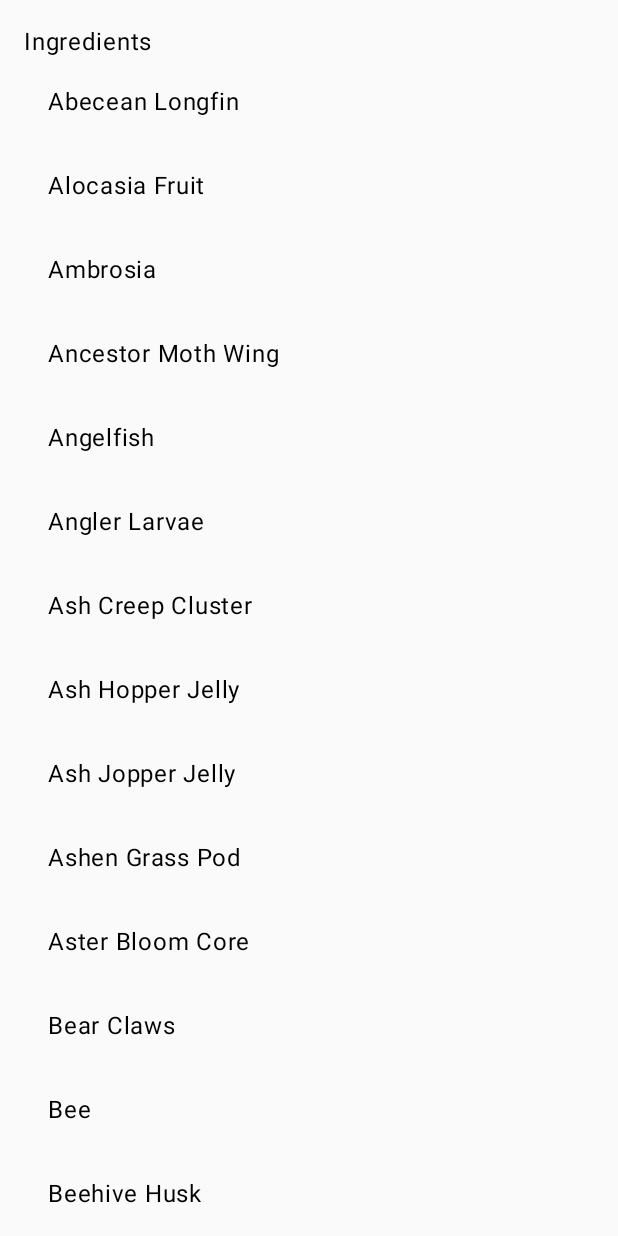
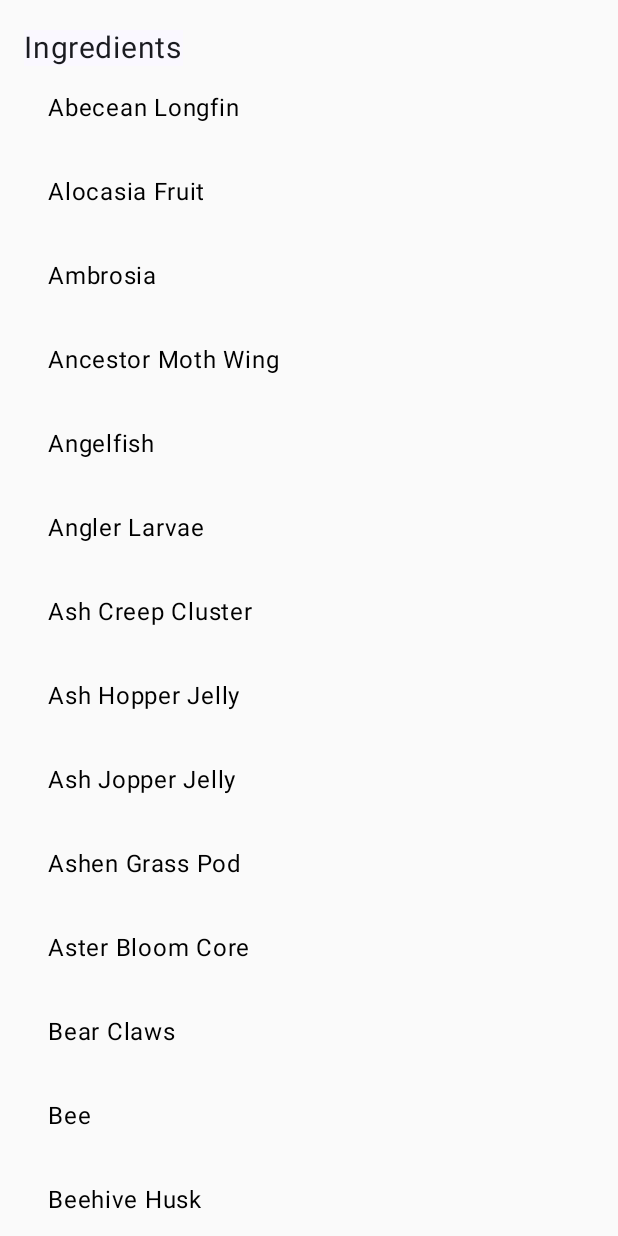
Before and after one commit to morgan-se/alchemy-helper, an Android app built with Jetpack Compose: the screen it shows after launch (MainActivity), after a tap on "List of Ingredients", on a phone screen of 412 x 824 dp. Run offline under Robolectric (Android 15) with nearby library versions, the phone set to English and light mode, and no system bars; our stand-ins replace Room's generated code.

Commit message:
Updates to layouts notably the home screen

```diff
--- a/app/src/main/java/com/morgan/alchemyhelper/MainActivity.kt
+++ b/app/src/main/java/com/morgan/alchemyhelper/MainActivity.kt
@@ -5,20 +5,27 @@ import android.util.Log
 import androidx.activity.ComponentActivity
 import androidx.activity.compose.setContent
 import androidx.compose.foundation.ExperimentalFoundationApi
+import androidx.compose.foundation.Image
 import androidx.compose.foundation.clickable
 import androidx.compose.foundation.layout.Column
 import androidx.compose.foundation.layout.PaddingValues
 import androidx.compose.foundation.layout.Row
+import androidx.compose.foundation.layout.Spacer
 import androidx.compose.foundation.layout.fillMaxWidth
 import androidx.compose.foundation.layout.padding
 import androidx.compose.foundation.lazy.LazyColumn
 import androidx.compose.foundation.lazy.itemsIndexed
 import androidx.compose.material3.Button
+import androidx.compose.material3.Divider
+import androidx.compose.material3.Surface
 import androidx.compose.material3.Text
 import androidx.compose.runtime.Composable
 import androidx.compose.ui.Alignment
 import androidx.compose.ui.Modifier
+import androidx.compose.ui.res.painterResource
+import androidx.compose.ui.text.style.TextAlign
 import androidx.compose.ui.unit.dp
+import androidx.compose.ui.unit.sp
 import androidx.navigation.NavController
 import androidx.navigation.NavType
 import androidx.navigation.compose.NavHost
@@ -26,7 +33,6 @@ import androidx.navigation.compose.composable
 import androidx.navigation.compose.rememberNavController
 import androidx.navigation.navArgument
 import androidx.room.Room
-import androidx.room.RoomDatabase
 import com.morgan.alchemyhelper.persistence.AppDatabase
 import com.morgan.alchemyhelper.persistence.Effect
 import com.morgan.alchemyhelper.persistence.EffectWithIngredients
@@ -36,17 +42,17 @@ import com.morgan.alchemyhelper.ui.theme.AlchemyHelperTheme
 
 
 class MainActivity : ComponentActivity() {
-    private lateinit var db: RoomDatabase
+    private lateinit var db: AppDatabase
     override fun onCreate(savedInstanceState: Bundle?) {
         Log.d("MAIN", "Starting app...")
         super.onCreate(savedInstanceState)
         db = Room.databaseBuilder(applicationContext, AppDatabase::class.java, "alchemy-database")
             .allowMainThreadQueries().build()
-        (db as AppDatabase).clearAllTables()
+        db.clearAllTables()
         val csvId = R.raw.skyrim_alchemy;
         Log.d("MAIN", "Loading csv with id $csvId")
 
-        CSVReader().readCSV(applicationContext.resources.openRawResource(csvId), (db as AppDatabase))
+        CSVReader().readCSV(applicationContext.resources.openRawResource(csvId), db)
 
         setContent {
             AlchemyHelperTheme {
@@ -87,29 +93,46 @@ class MainActivity : ComponentActivity() {
 
     @Composable
     fun HomeScreen(navController: NavController) {
-        Column() {
+        val svgId = R.drawable.chem
+        Column(horizontalAlignment = Alignment.CenterHorizontally, modifier = Modifier
+            .fillMaxWidth()
+            .padding(0.dp, 16.dp, 0.dp, 0.dp)) {
+            Image(painterResource(id = svgId), "simple logo")
+            Text(text = "Alchemy Helper", textAlign = TextAlign.Center, fontSize = 28.sp)
             // Some form of header (maybe a logo) would be nice here
-            Button(onClick = { navController.navigate("IngredientListScreen") }) {
-                Text(text = "List of Ingredients")
+            Row(modifier = Modifier.padding(0.dp, 10.dp)) {
+                Button(onClick = { navController.navigate("IngredientListScreen") }) {
+                    Text(text = "List of Ingredients")
+                }
+                Button(onClick = { navController.navigate("EffectListScreen") }) {
+                    Text(text = "List of Effects")
+                }
             }
-            Button(onClick = { navController.navigate("EffectListScreen") }) {
-                Text(text = "List of Effects")
+            Divider(thickness = 1.dp, modifier = Modifier.padding(2.dp, 0.dp))
+            Text(text = "Coming Soon...", textAlign = TextAlign.Center, fontSize = 20.sp)
+            Button(onClick = { /*TODO*/ }) {
+                Text(text = "Find possible potions from selection")
             }
-            // more buttons for other functionality?
-            // or maybe incorporate some other form of navigation such as button at the bottom
+            Button(onClick = { /*TODO*/ }) {
+                Text(text = "Find possible potions from image")
+            }
+            Spacer(modifier = Modifier.weight(1f))
+            Text(text="© Morgan English")
         }
     }
 
     @OptIn(ExperimentalFoundationApi::class)
     @Composable
     fun IngredientListWithHeader(navController: NavController) {
-        val ingredients: List<Ingredient> = (db as AppDatabase).IngredientDao().getAll()
+        val ingredients: List<Ingredient> = db.IngredientDao().getAll()
         LazyColumn(
             modifier = Modifier.fillMaxWidth(),
             contentPadding = PaddingValues(16.dp)
         ) {
             stickyHeader {
-                Text(text = "Ingredients")
+                Surface(modifier = Modifier.padding(0.dp, 4.dp, 0.dp, 0.dp)) {
+                    Text(text = "Ingredients", fontSize = 20.sp)
+                }
             }
             itemsIndexed(ingredients) { index, item ->
                 IngredientRow(item, navController)
@@ -120,14 +143,16 @@ class MainActivity : ComponentActivity() {
     @OptIn(ExperimentalFoundationApi::class)
     @Composable
     fun EffectListWithHeader(navController: NavController) {
-        val effects: List<Effect> = (db as AppDatabase).EffectDao().getAll()
+        val effects: List<Effect> = db.EffectDao().getAll()
 
         LazyColumn(
             modifier = Modifier.fillMaxWidth(),
             contentPadding = PaddingValues(16.dp)
         ) {
-            stickyHeader {
-                Text(text = "Effects")
+            stickyHeader() {
+                Surface(modifier = Modifier.padding(0.dp, 4.dp, 0.dp, 0.dp)) {
+                    Text(text = "Effects", fontSize = 20.sp)
+                }
             }
             itemsIndexed(effects) { index, item ->
                 EffectRow(item, navController)
@@ -164,7 +189,7 @@ class MainActivity : ComponentActivity() {
     @Composable
     fun ItemDetailScreen(ingredientString: String) {
         val ingredientWithEffects: IngredientWithEffects =
-            (db as AppDatabase).IngredientWithEffectsDao().findByIngredientName(ingredientString)
+            db.IngredientWithEffectsDao().findByIngredientName(ingredientString)
         Column {
             Text(text = "${ingredientWithEffects.ingredient.name} Screen Here")
             Text(text = "${ingredientWithEffects.effect}")
@@ -174,7 +199,7 @@ class MainActivity : ComponentActivity() {
     @Composable
     fun EffectDetailScreen(effectString: String) {
         val effectWithIngredients: EffectWithIngredients =
-            (db as AppDatabase).IngredientWithEffectsDao().findByEffectName(effectString)
+            db.IngredientWithEffectsDao().findByEffectName(effectString)
         Column {
             Text(text = "${effectWithIngredients.effect.name} Screen Here")
             Text(text = "${effectWithIngredients.ingredient}")
```
Also changed, not shown: app/src/main/res/drawable/chem.png (added).
